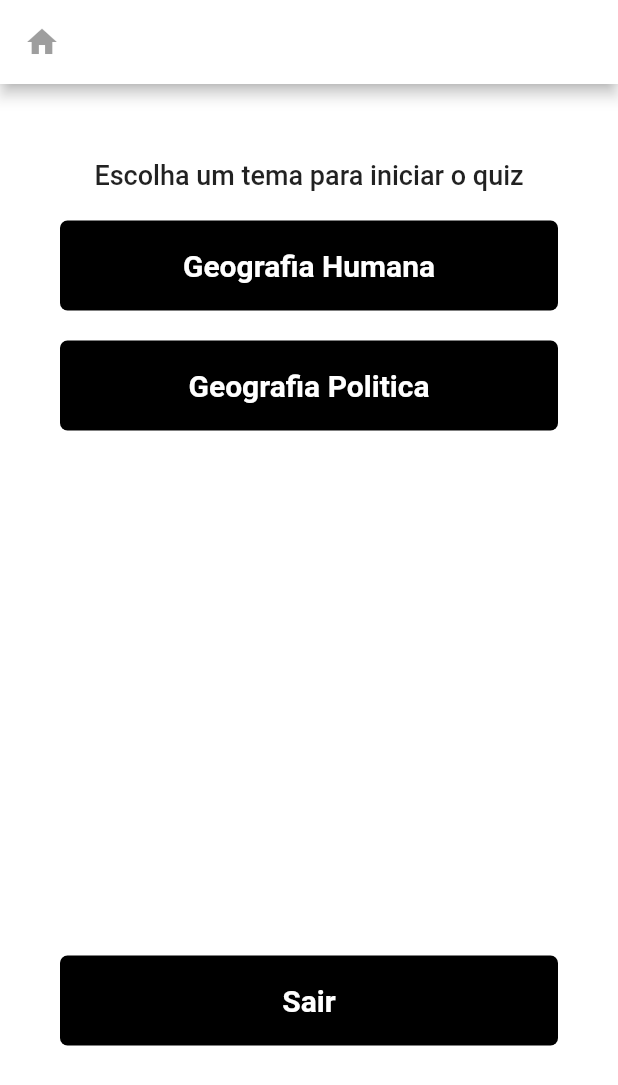
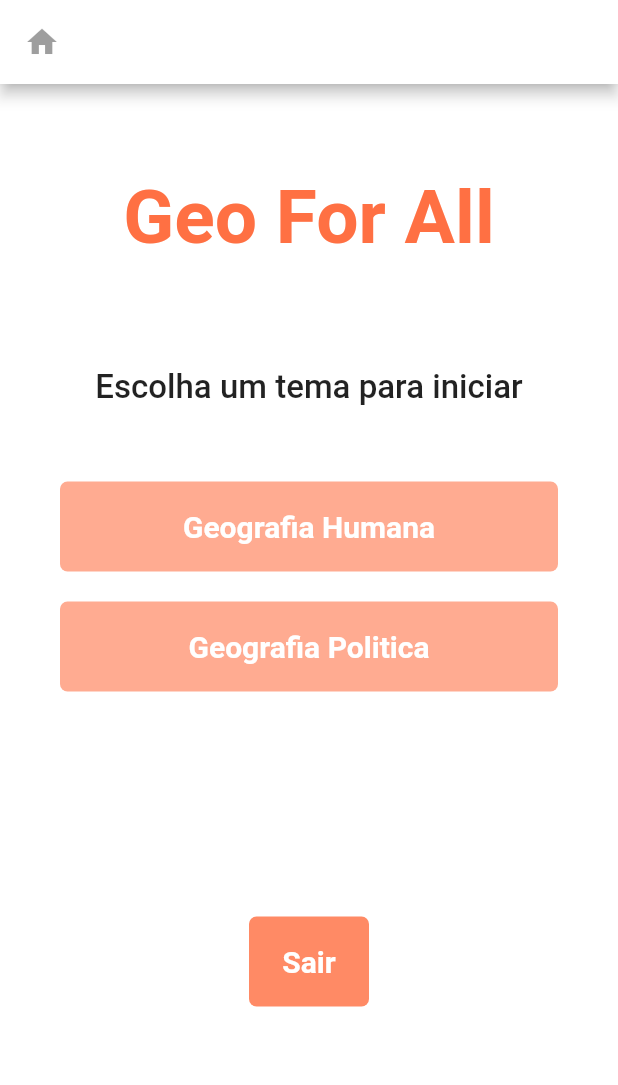
Before and after one commit to gabriellicorrea/geoforall, a Flutter app: the screen it shows after launch, after a tap on "Login", on a phone screen of 412 x 824 dp. Shown: the top 1085 px of the screen. Run offline on Flutter 3.47's test engine with Material 2 defaults, Android fonts, the phone set to English and light mode, and no system bars.

Commit message:
modificando o layout

```diff
--- a/lib/inicio.dart
+++ b/lib/inicio.dart
@@ -25,18 +25,34 @@ class Inicio extends StatelessWidget {
             Column(
               mainAxisAlignment: MainAxisAlignment.spaceBetween,
               children: <Widget>[
+                 SizedBox(
+                height: 10,
+              ),
+            Text(
+                  "Geo For All",
+                  style: TextStyle(
+                    fontWeight: FontWeight.bold,
+                    color: Color(0xFFFF7043),
+                    fontSize: 50,
+                  ),
+                  textAlign: TextAlign.center,
+                  ),
+
+              SizedBox(
+                height: 70,
+              ),
                 Container(
                   child: Column(
                     children: <Widget>[
                       Text(
-                        "Escolha um tema para iniciar o quiz",
+                        "Escolha um tema para iniciar",
                         style: TextStyle(
-                          fontSize: 18,
+                          fontSize: 22,
                           fontWeight: FontWeight.w500,
                         ),
                       ),
                       SizedBox(
-                        height: 20,
+                        height: 50,
                       ),
 
 
@@ -52,7 +68,7 @@ class Inicio extends StatelessWidget {
                         height: 60,
                         alignment: Alignment.centerLeft,
                         decoration: BoxDecoration(
-                          color: Colors.black,
+                          color: Color(0xFFFFAB91),
                           borderRadius: BorderRadius.all(
                             Radius.circular(5),
                           ),
@@ -90,7 +106,7 @@ class Inicio extends StatelessWidget {
                         height: 60,
                         alignment: Alignment.centerLeft,
                         decoration: BoxDecoration(
-                          color: Colors.black,
+                         color: Color(0xFFFFAB91),
                           borderRadius: BorderRadius.all(
                             Radius.circular(5),
                           ),
@@ -121,13 +137,14 @@ class Inicio extends StatelessWidget {
                       ),
 
                       SizedBox(
-                        height: 350,
+                        height: 150,
                       ),
                       Container(
                         height: 60,
+                        width: 80,
                         alignment: Alignment.centerLeft,
                         decoration: BoxDecoration(
-                          color: Colors.black,
+                          color: Color(0xFFFF8A65),
                           borderRadius: BorderRadius.all(
                             Radius.circular(5),
                           ),
--- a/lib/login.dart
+++ b/lib/login.dart
@@ -64,32 +64,25 @@ class _LoginState extends State<Login> {
     final buttonLogin = ButtonTheme(
       child: Container(
         height: 60,
-        alignment: Alignment.centerLeft,
+        alignment: Alignment.center,
         decoration: BoxDecoration(
-          color: Colors.black,
+          color: Color(0xFFFFAB91),
           borderRadius: BorderRadius.all(
             Radius.circular(10),
           ),
         ),
-        child: SizedBox.expand(
+        padding: const EdgeInsets.all(12),
           child: FlatButton(
-            child: Row(
-              mainAxisAlignment: MainAxisAlignment.spaceBetween,
+            child: Column(
+
               children: <Widget>[
                 Text(
                   "Login",
                   style: TextStyle(
                     color: Colors.white,
-                    fontSize: 22,
+                    fontSize: 23,
                   ),
-                  textAlign: TextAlign.left,
-                ),
-                Container(
-                  child: SizedBox(
-
-                    height: 28,
-                    width: 28,
-                  ),
+                  textAlign: TextAlign.center,
                 ),
               ],
             ),
@@ -102,56 +95,10 @@ class _LoginState extends State<Login> {
               );
             },
           ),
-        ),
+
       ),
     );
 
-    final fbLogin = ButtonTheme(
-      child: Container(
-        height: 60,
-        alignment: Alignment.centerLeft,
-        decoration: BoxDecoration(
-          color: Color(0xFF3C5A99),
-          borderRadius: BorderRadius.all(
-            Radius.circular(10),
-          ),
-        ),
-        child: SizedBox.expand(
-          child: FlatButton(
-            child: Row(
-              mainAxisAlignment: MainAxisAlignment.spaceBetween,
-              children: <Widget>[
-                Text(
-                  "Login com Facebook",
-                  style: TextStyle(
-                    color: Colors.white,
-                    fontSize: 20,
-                  ),
-                  textAlign: TextAlign.left,
-                ),
-                Container(
-                  child: SizedBox(
-                    child: Image.asset("images/face.png"),
-                    height: 28,
-                    width: 28,
-                  ),
-                ),
-              ],
-            ),
-            onPressed: ()  {
-              return showDialog(
-                      context: context,
-                      builder: (context) {
-                        return AlertDialog(
-                          content: Text("Voce sera redirecionado para se cadastrar com o faebook."),
-                        );
-                      },
-                    );
-            },
-          ),
-        ),
-      ),
-    );
 
     return Scaffold(
       body: SingleChildScrollView(
@@ -162,20 +109,45 @@ class _LoginState extends State<Login> {
           child: Column(
             children: <Widget>[
               SizedBox(
-                height: 128,
-                width: 128,
-                child: Image.asset("images/geoo.JPG", fit: BoxFit.contain),
+                height: 70,
               ),
+            Text(
+                  "Geo For All",
+                  style: TextStyle(
+                    fontWeight: FontWeight.bold,
+                    color: Color(0xFFFF7043),
+                    fontSize: 50,
+                  ),
+                  textAlign: TextAlign.center,
+                  ),
+
+              SizedBox(
+                height: 90,
+              ),
+
               SizedBox(height: 10),
               emailField,
               SizedBox(height: 20),
               senhaField,
+
+              SizedBox(
+                height: 40,
+              ),
+              buttonLogin,
+              SizedBox(
+                height: 10,
+              ),
               Container(
                 height: 40,
-                alignment: Alignment.centerRight,
+                alignment: Alignment.center,
                 child: FlatButton(
                   child: Text(
-                    "Recuperar Senha",
+                    "Esqueci minha senha.",
+                    style: TextStyle(
+                    fontWeight: FontWeight.bold,
+                    color: Colors.black,
+                    fontSize: 20,
+                  ),
                     textAlign: TextAlign.right,
                   ),
                   onPressed: () {
@@ -188,21 +160,19 @@ class _LoginState extends State<Login> {
                   },
                 ),
               ),
+
               SizedBox(
-                height: 30,
-              ),
-              buttonLogin,
-              SizedBox(
-                height: 30,
-              ),
-              fbLogin,
-              SizedBox(
-                height: 10,
+                height: 100,
               ),
               Container(
                 child: FlatButton(
                   child: Text(
                     "Cadastre-se",
+                    style: TextStyle(
+                    fontWeight: FontWeight.bold,
+                    color: Colors.black,
+                    fontSize: 20,
+                  ),
                     textAlign: TextAlign.center,
                   ),
                   onPressed: () => {
@@ -215,9 +185,11 @@ class _LoginState extends State<Login> {
                   },
                 ),
               ),
+
             ],
           ),
         ),
+
       ),
       backgroundColor: Colors.white,
     );
```
